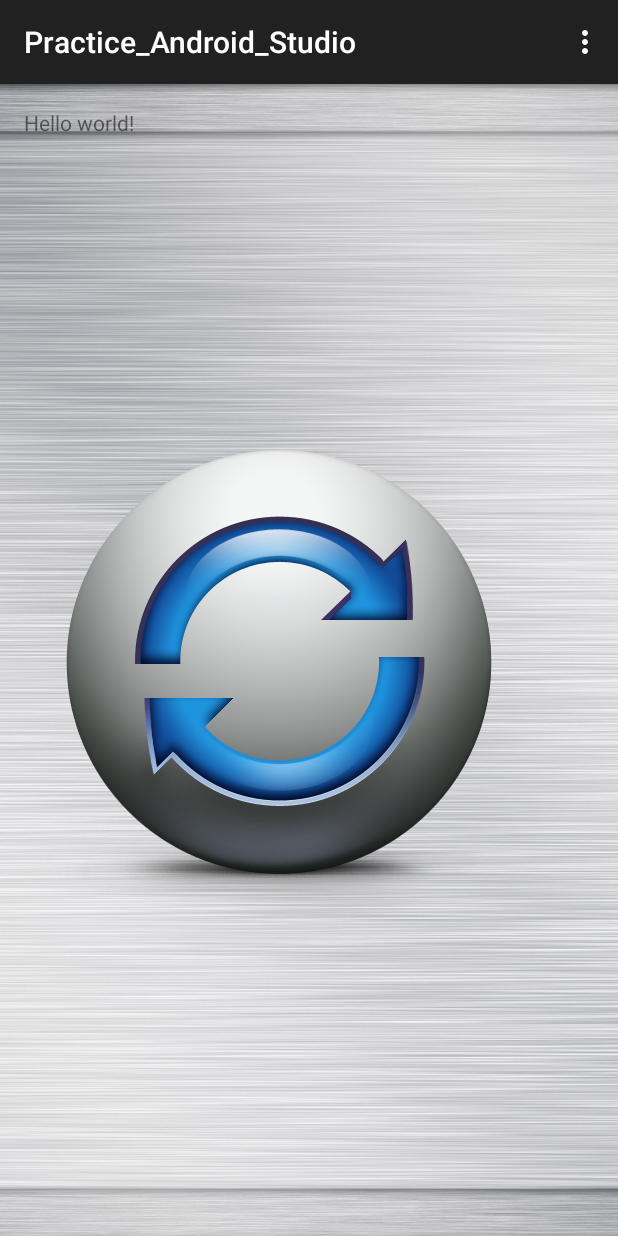
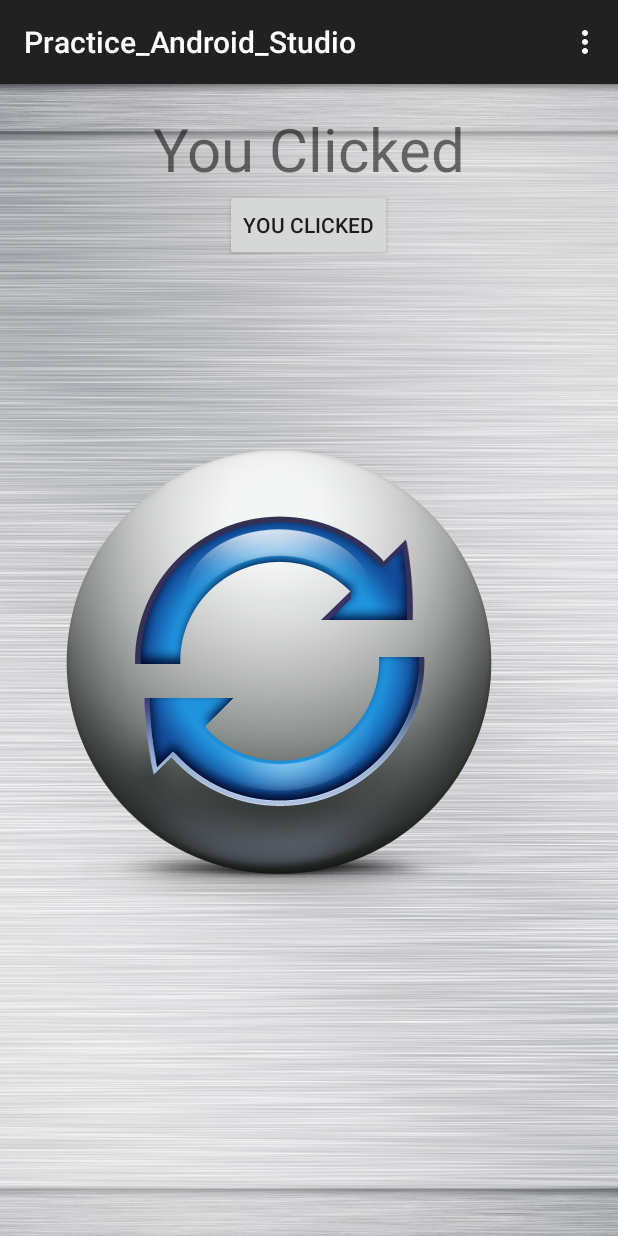
Before and after one commit to jindai1783/Practice_Android_Studio, an Android app: the screen it shows after launch (MainActivity), in the options menu, after a tap on "Settings", on a phone screen of 412 x 824 dp. Run offline under Robolectric (Android 15) with nearby library versions, the phone set to English and light mode, and no system bars.

Commit message:
Added clickable and reactable button

```diff
--- a/app/src/main/java/com/serket/practice_android_studio/MainActivity.java
+++ b/app/src/main/java/com/serket/practice_android_studio/MainActivity.java
@@ -4,6 +4,9 @@ import android.support.v7.app.ActionBarActivity;
 import android.os.Bundle;
 import android.view.Menu;
 import android.view.MenuItem;
+import android.view.View;
+import android.widget.Button;
+import android.widget.TextView;
 
 
 public class MainActivity extends ActionBarActivity {
@@ -12,6 +15,18 @@ public class MainActivity extends ActionBarActivity {
     protected void onCreate(Bundle savedInstanceState) {
         super.onCreate(savedInstanceState);
         setContentView(R.layout.activity_main);
+
+        final TextView firstTextView = (TextView) findViewById(R.id.textView);
+
+        Button firstButton = (Button) findViewById(R.id.button);
+
+        firstButton.setOnClickListener(new View.OnClickListener() {
+            @Override
+            public void onClick(View view) {
+                firstTextView.setText("You Clicked");
+            }
+        });
+
     }
 
 
--- a/app/src/main/res/layout/activity_main.xml
+++ b/app/src/main/res/layout/activity_main.xml
@@ -7,6 +7,8 @@
     android:background="@drawable/background">
 
     <TextView android:text="@string/hello_world" android:layout_width="wrap_content"
+        android:textSize="40sp"
+        android:layout_centerHorizontal="true"
         android:layout_height="wrap_content"
         android:id="@+id/textView" />
 
@@ -19,4 +21,12 @@
         android:layout_alignParentLeft="true"
         android:layout_alignParentStart="true" />
 
+    <Button
+        android:layout_width="wrap_content"
+        android:layout_height="wrap_content"
+        android:text="@string/button_1_text"
+        android:id="@+id/button"
+        android:layout_below="@+id/textView"
+        android:layout_centerHorizontal="true" />
+
 </RelativeLayout>
--- a/app/src/main/res/values/strings.xml
+++ b/app/src/main/res/values/strings.xml
@@ -4,5 +4,6 @@
     <string name="app_name">Practice_Android_Studio</string>
     <string name="hello_world">Hello world!</string>
     <string name="action_settings">Settings</string>
+    <string name="button_1_text">You Clicked</string>
 
 </resources>
```
